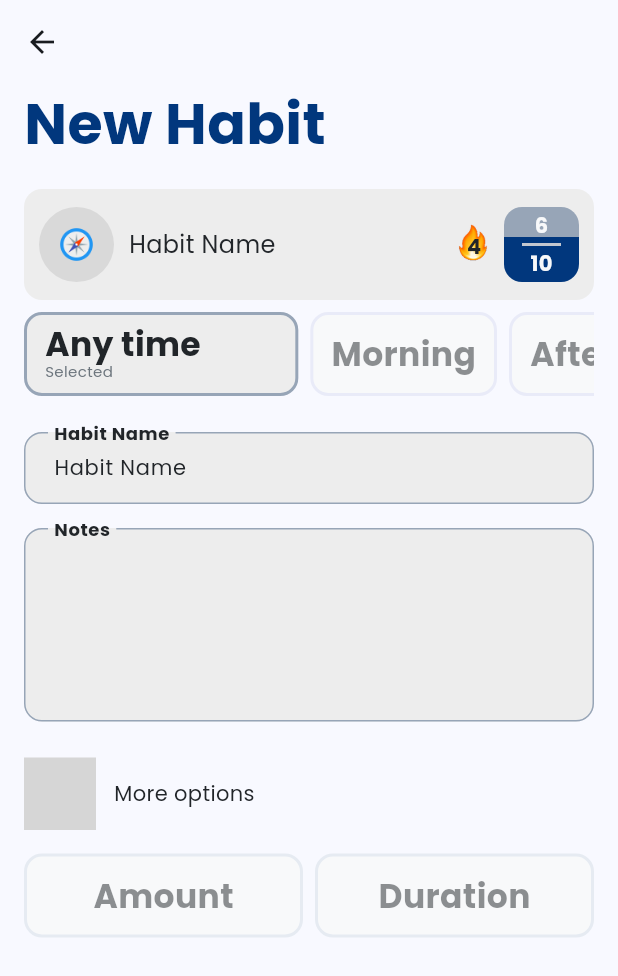
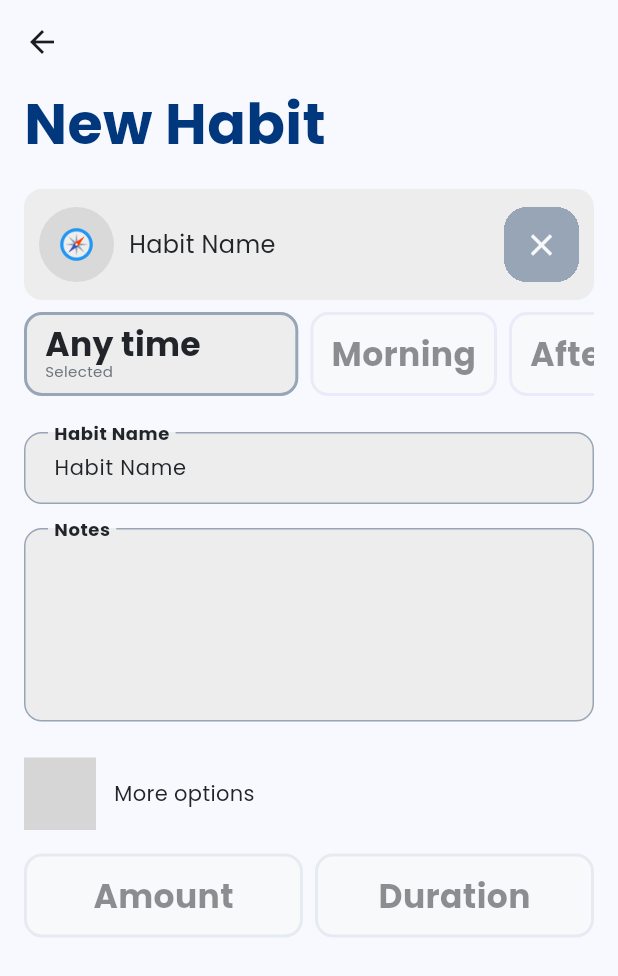
Before and after one commit to ashellz/habitt_v2, a Flutter app: the AddHabitPage screen opened directly, on a phone screen of 412 x 824 dp. Shown: the top 976 px of the screen. Run offline on Flutter 3.47's test engine with Material 3 defaults, Android fonts, the phone set to English and light mode, and no system bars; our stand-ins replace flutter_spinbox, flutter_svg, tinycolor2; generated files the repository leaves out were written again; grey boxes are pictures that could not be loaded.

Commit message:
more work on habit widget

```diff
--- a/lib/pages/main_pages/habits_page.dart
+++ b/lib/pages/main_pages/habits_page.dart
@@ -119,7 +119,16 @@ class HabitCategory extends StatelessWidget {
           // Category title
           HabitCategoryTitle(category: category),
           for (final habit in categoryHabits)
-            HabitWidget(name: habit.name, desc: habit.description),
+            HabitWidget(
+              name: habit.name,
+              desc: habit.description,
+              streak: habit.streak,
+              amount: habit.amount,
+              duration: habit.duration,
+              amountCompleted: habit.amountCompleted,
+              durationCompleted: habit.durationCompleted,
+              completed: habit.completed,
+            ),
         ],
       ),
     );
--- a/lib/pages/other_pages/add_habit_page.dart
+++ b/lib/pages/other_pages/add_habit_page.dart
@@ -1,11 +1,11 @@
 import 'package:flutter/material.dart';
-import 'package:flutter_svg/svg.dart';
 import 'package:habitt/providers/category_provider.dart';
 import 'package:habitt/providers/color_provider.dart';
 import 'package:habitt/providers/state_provider.dart';
 import 'package:habitt/widgets/custom_text_field.dart';
 import 'package:habitt/widgets/habit_widget/habit_widget.dart';
 import 'package:habitt/widgets/habits_page/categories/categories_list.dart';
+import 'package:habitt/widgets/more_options_text.dart';
 import 'package:habitt/widgets/select_habit_type_options.dart';
 import 'package:provider/provider.dart';
 import 'package:flutter_gen/gen_l10n/app_localizations.dart';
@@ -69,21 +69,11 @@ class _AddHabitPageState extends State<AddHabitPage> {
                       color: colorProvider.colorScheme.darkerStandardColor,
                     ),
                   ),
-                  Padding(
-                    padding: EdgeInsets.only(top: 8),
-                    child: ValueListenableBuilder<TextEditingValue>(
-                      valueListenable: descController,
-                      builder:
-                          (context, value, child) =>
-                              ValueListenableBuilder<TextEditingValue>(
-                                valueListenable: nameController,
-                                builder:
-                                    (context, value, child) => HabitWidget(
-                                      name: value.text,
-                                      desc: descController.text,
-                                    ),
-                              ),
-                    ),
+                  SelectedHabitDisplay(
+                    descController: descController,
+                    nameController: nameController,
+                    amount: stateProvider.habitAmount,
+                    duration: stateProvider.habitDuration.inMinutes,
                   ),
                   CategoriesList(
                     topPadding: 8,
@@ -114,23 +104,41 @@ class _AddHabitPageState extends State<AddHabitPage> {
   }
 }
 
-class MoreOptionsText extends StatelessWidget {
-  const MoreOptionsText({super.key, required this.localizations});
+class SelectedHabitDisplay extends StatelessWidget {
+  const SelectedHabitDisplay({
+    super.key,
+    required this.descController,
+    required this.nameController,
+    required this.amount,
+    required this.duration,
+  });
 
-  final AppLocalizations localizations;
+  final TextEditingController descController;
+  final TextEditingController nameController;
+  final int amount;
+  final int duration;
 
   @override
   Widget build(BuildContext context) {
     return Padding(
-      padding: const EdgeInsets.only(top: 24),
-      child: Row(
-        children: [
-          SvgPicture.asset("assets/images/svg/slider.svg"),
-          Padding(
-            padding: EdgeInsets.only(left: 12),
-            child: Text(localizations.moreOptions),
-          ),
-        ],
+      padding: EdgeInsets.only(top: 8),
+      child: ValueListenableBuilder<TextEditingValue>(
+        valueListenable: descController,
+        builder:
+            (context, value, child) => ValueListenableBuilder<TextEditingValue>(
+              valueListenable: nameController,
+              builder:
+                  (context, value, child) => HabitWidget(
+                    name: value.text,
+                    desc: descController.text,
+                    streak: 0,
+                    amount: amount,
+                    duration: duration,
+                    amountCompleted: 0,
+                    durationCompleted: 0,
+                    completed: false,
+                  ),
+            ),
       ),
     );
   }
--- a/lib/widgets/habit_widget/habit_widget.dart
+++ b/lib/widgets/habit_widget/habit_widget.dart
@@ -3,10 +3,26 @@ import 'package:habitt/providers/color_provider.dart';
 import 'package:provider/provider.dart';
 
 class HabitWidget extends StatelessWidget {
-  const HabitWidget({super.key, required this.name, required this.desc});
+  const HabitWidget({
+    super.key,
+    required this.name,
+    required this.desc,
+    required this.amount,
+    required this.duration,
+    required this.amountCompleted,
+    required this.durationCompleted,
+    required this.streak,
+    required this.completed,
+  });
 
   final String name;
   final String desc;
+  final int amount;
+  final int duration;
+  final int amountCompleted;
+  final int durationCompleted;
+  final int streak;
+  final bool completed;
 
   @override
   Widget build(BuildContext context) {
@@ -83,7 +99,191 @@ class HabitWidget extends StatelessWidget {
           // Completion and streak
           Row(
             children: [
+              if (streak > 0)
+                StreakDisplay(streak: streak, colorProvider: colorProvider),
+              // Completion
+              CompletionDisplay(
+                colorProvider: colorProvider,
+                amount: amount,
+                duration: duration,
+                amountCompleted: amountCompleted,
+                durationCompleted: durationCompleted,
+                completed: completed,
+              ),
+            ],
+          ),
+        ],
+      ),
+    );
+  }
+}
+
+class CompletionDisplay extends StatelessWidget {
+  const CompletionDisplay({
+    super.key,
+    required this.colorProvider,
+    required this.amount,
+    required this.duration,
+    required this.amountCompleted,
+    required this.durationCompleted,
+    required this.completed,
+  });
+
+  final ColorProvider colorProvider;
+  final int amount;
+  final int duration;
+  final int amountCompleted;
+  final int durationCompleted;
+  final bool completed;
+
+  @override
+  Widget build(BuildContext context) {
+    Widget centerIcon() {
+      return AnimatedSwitcher(
+        duration: const Duration(milliseconds: 200),
+        transitionBuilder:
+            (child, animation) =>
+                FadeTransition(opacity: animation, child: child),
+        child: Center(
+          key: ValueKey<bool>(completed),
+          child: Icon(
+            completed ? Icons.check : Icons.close,
+            color: colorProvider.backgroundColor,
+          ),
+        ),
+      );
+    }
+
+    Widget getCompletionWidget() {
+      if (amount > 0) {
+        return Column(
+          mainAxisAlignment: MainAxisAlignment.center,
+          children: [
+            Text(
+              amountCompleted.toString(),
+              style: TextStyle(
+                fontWeight: FontWeight.bold,
+                color: colorProvider.backgroundColor,
+              ),
+            ),
             Padding(
+              padding: const EdgeInsets.symmetric(horizontal: 12),
+              child: Divider(height: 5, thickness: 2),
+            ),
+            Text(
+              amount.toString(),
+              style: TextStyle(
+                fontWeight: FontWeight.bold,
+                color: colorProvider.backgroundColor,
+              ),
+            ),
+          ],
+        );
+      } else if (duration > 0) {
+        final String durationCopmletedString =
+            "${durationCompleted / 60}h${durationCompleted % 60}m";
+
+        final String durationString = "${duration / 60}h${duration % 60}m";
+
+        return Column(
+          mainAxisAlignment: MainAxisAlignment.center,
+          children: [
+            Text(
+              durationCopmletedString,
+              style: TextStyle(
+                fontWeight: FontWeight.bold,
+                color: colorProvider.backgroundColor,
+              ),
+            ),
+            Padding(
+              padding: const EdgeInsets.symmetric(horizontal: 12),
+              child: Divider(height: 5, thickness: 2),
+            ),
+            Text(
+              durationString,
+              style: TextStyle(
+                fontWeight: FontWeight.bold,
+                color: colorProvider.backgroundColor,
+              ),
+            ),
+          ],
+        );
+      } else {
+        return Container(
+          clipBehavior: Clip.hardEdge,
+          height: 50,
+          width: 50,
+          decoration: BoxDecoration(borderRadius: BorderRadius.circular(15)),
+          child: Stack(
+            children: [
+              Positioned.fill(
+                child: RotatedBox(
+                  quarterTurns: -1,
+                  child: TweenAnimationBuilder<double>(
+                    duration: const Duration(milliseconds: 1000),
+                    curve: Curves.easeInOut,
+                    tween: Tween<double>(begin: 0, end: completed ? 1 : 0),
+                    builder: (context, value, _) {
+                      return LinearProgressIndicator(
+                        value: value,
+                        color: colorProvider.colorScheme.darkerStandardColor,
+                        backgroundColor: colorProvider.colorScheme.strokeColor,
+                      );
+                    },
+                  ),
+                ),
+              ),
+              centerIcon(),
+            ],
+          ),
+        );
+      }
+    }
+
+    return Container(
+      clipBehavior: Clip.hardEdge,
+      height: 50,
+      width: 50,
+      decoration: BoxDecoration(borderRadius: BorderRadius.circular(15)),
+      child: Stack(
+        children: [
+          Positioned.fill(
+            child: RotatedBox(
+              quarterTurns: -1,
+              child: TweenAnimationBuilder<double>(
+                duration: const Duration(milliseconds: 1000),
+                curve: Curves.easeInOut,
+                tween: Tween<double>(begin: 0, end: completed ? 1 : 0),
+                builder: (context, value, _) {
+                  return LinearProgressIndicator(
+                    value: value,
+                    color: colorProvider.colorScheme.darkerStandardColor,
+                    backgroundColor: colorProvider.colorScheme.strokeColor,
+                  );
+                },
+              ),
+            ),
+          ),
+          getCompletionWidget(),
+        ],
+      ),
+    );
+  }
+}
+
+class StreakDisplay extends StatelessWidget {
+  const StreakDisplay({
+    super.key,
+    required this.streak,
+    required this.colorProvider,
+  });
+
+  final int streak;
+  final ColorProvider colorProvider;
+
+  @override
+  Widget build(BuildContext context) {
+    return Padding(
       padding: EdgeInsets.only(right: 5),
       child: SizedBox(
         width: 30,
@@ -96,7 +296,7 @@ class HabitWidget extends StatelessWidget {
                 offset: Offset(0, 1.5),
                 child: FittedBox(
                   child: Text(
-                              "4",
+                    "$streak",
                     style: TextStyle(
                       fontWeight: FontWeight.bold,
                       color: colorProvider.textColor,
@@ -108,51 +308,6 @@ class HabitWidget extends StatelessWidget {
           ],
         ),
       ),
-              ),
-              // Completion
-              Container(
-                width: 50,
-                height: 50,
-                decoration: BoxDecoration(
-                  borderRadius: BorderRadius.circular(12),
-                  gradient: LinearGradient(
-                    begin: Alignment.bottomCenter,
-                    end: Alignment.topCenter,
-                    stops: [0.6, 0.6],
-                    colors: [
-                      colorProvider.colorScheme.vividColor,
-                      colorProvider.colorScheme.strokeColor,
-                    ],
-                  ),
-                ),
-                child: Column(
-                  mainAxisAlignment: MainAxisAlignment.center,
-                  children: [
-                    Text(
-                      "6",
-                      style: TextStyle(
-                        fontWeight: FontWeight.bold,
-                        color: colorProvider.backgroundColor,
-                      ),
-                    ),
-                    Padding(
-                      padding: const EdgeInsets.symmetric(horizontal: 12),
-                      child: Divider(height: 5, thickness: 2),
-                    ),
-                    Text(
-                      "10",
-                      style: TextStyle(
-                        fontWeight: FontWeight.bold,
-                        color: colorProvider.backgroundColor,
-                      ),
-                    ),
-                  ],
-                ),
-              ),
-            ],
-          ),
-        ],
-      ),
     );
   }
 }
--- /dev/null
+++ b/lib/widgets/more_options_text.dart
@@ -0,0 +1,25 @@
+import 'package:flutter/material.dart';
+import 'package:flutter_gen/gen_l10n/app_localizations.dart';
+import 'package:flutter_svg/svg.dart';
+
+class MoreOptionsText extends StatelessWidget {
+  const MoreOptionsText({super.key, required this.localizations});
+
+  final AppLocalizations localizations;
+
+  @override
+  Widget build(BuildContext context) {
+    return Padding(
+      padding: const EdgeInsets.only(top: 24),
+      child: Row(
+        children: [
+          SvgPicture.asset("assets/images/svg/slider.svg"),
+          Padding(
+            padding: EdgeInsets.only(left: 12),
+            child: Text(localizations.moreOptions),
+          ),
+        ],
+      ),
+    );
+  }
+}
--- a/lib/widgets/select_habit_type_options.dart
+++ b/lib/widgets/select_habit_type_options.dart
@@ -1,6 +1,8 @@
 import 'package:flutter/material.dart';
+import 'package:habitt/providers/state_provider.dart';
 import 'package:habitt/widgets/select_habit_type_widget.dart';
 import 'package:habitt/pages/other_pages/enter_amount_page.dart';
+import 'package:provider/provider.dart';
 
 class SelectHabitTypeOptions extends StatefulWidget {
   const SelectHabitTypeOptions({super.key});
@@ -14,6 +16,8 @@ class _SelectHabitTypeOptionsState extends State<SelectHabitTypeOptions> {
 
   @override
   Widget build(BuildContext context) {
+    final stateProvider = context.watch<StateProvider>();
+
     return Padding(
       padding: EdgeInsets.only(top: 16),
       child: SizedBox(
@@ -24,6 +28,10 @@ class _SelectHabitTypeOptionsState extends State<SelectHabitTypeOptions> {
               type: HabitType.amount,
               selectedType: selectedType,
               onTap: () {
+                if (selectedType == HabitType.amount) {
+                  stateProvider.habitAmount = 0;
+                }
+
                 setState(() {
                   selectedType =
                       selectedType == HabitType.amount
@@ -50,6 +58,10 @@ class _SelectHabitTypeOptionsState extends State<SelectHabitTypeOptions> {
               selectedType: selectedType,
               onTap:
                   () => setState(() {
+                    if (selectedType == HabitType.duration) {
+                      stateProvider.habitDuration = Duration.zero;
+                    }
+
                     selectedType =
                         selectedType == HabitType.duration
                             ? HabitType.none
```
Lines whose indentation alone changed are shown as unchanged.
